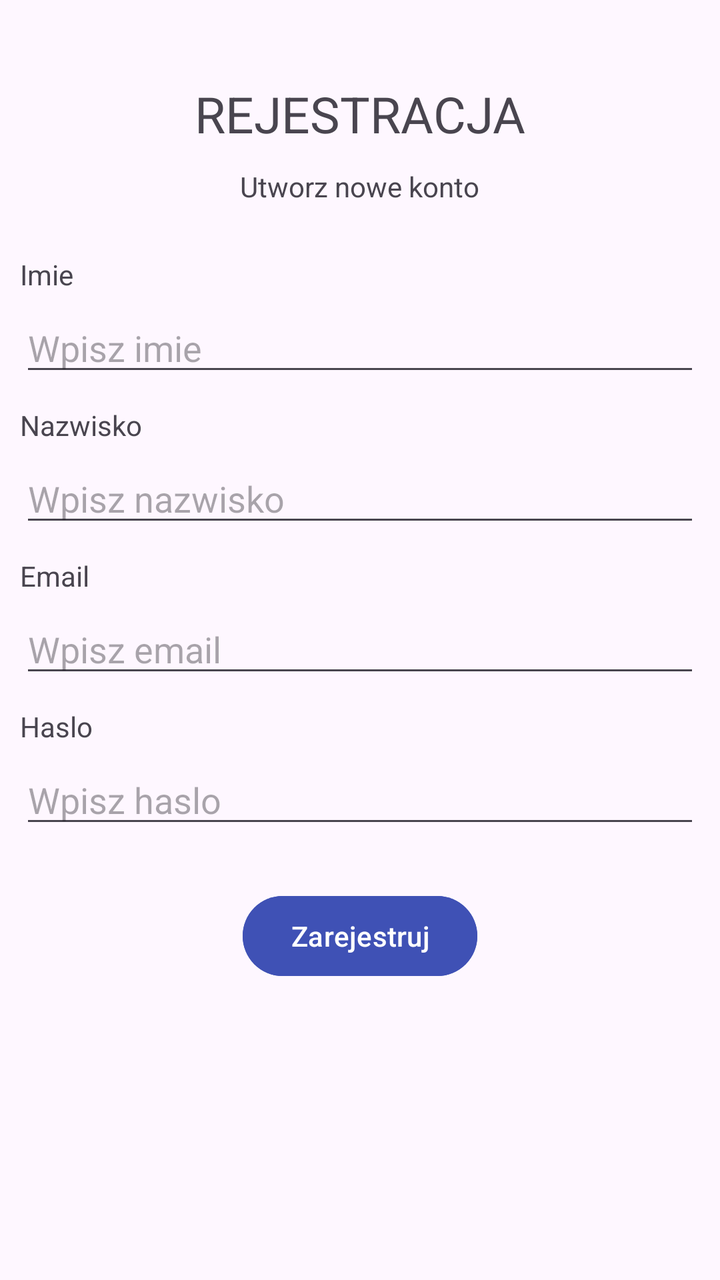
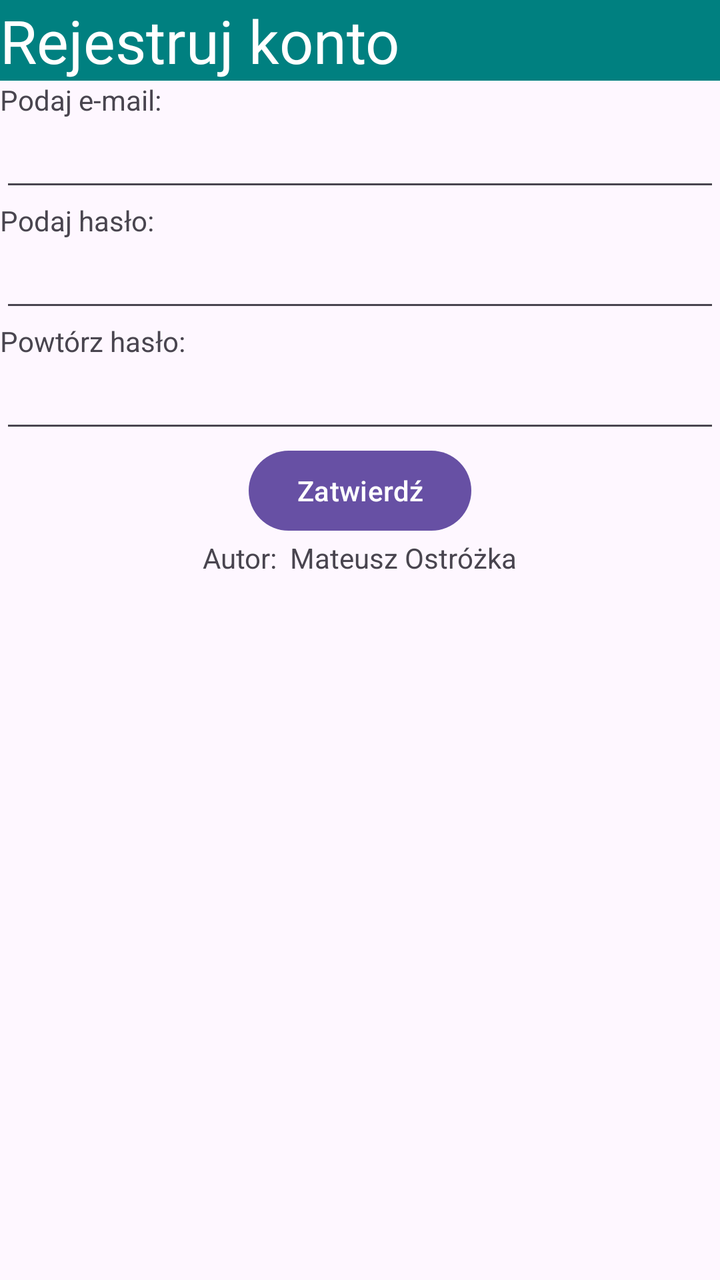

An Android layout rendered at two revisions. The XML below is the earlier revision; the diff shows what the commit changed to produce the second picture.
<!-- AndroidManifest.xml: application theme Theme.Rejestracja -->
<!-- res/layout/activity_main.xml -->
<?xml version="1.0" encoding="utf-8"?>
<LinearLayout xmlns:android="http://schemas.android.com/apk/res/android"
    xmlns:app="http://schemas.android.com/apk/res-auto"
    xmlns:tools="http://schemas.android.com/tools"
    android:id="@+id/main"
    android:layout_width="match_parent"
    android:layout_height="match_parent"
    android:orientation="vertical"
    tools:context=".MainActivity">

    <TextView
        android:id="@+id/register"
        android:layout_width="wrap_content"
        android:layout_height="wrap_content"
        android:text="@string/rejestracja"
        android:layout_gravity="center"
        android:textSize="25sp"
        android:layout_marginTop="40dp"/>

    <TextView
        android:id="@+id/createaccount"
        android:layout_width="wrap_content"
        android:layout_height="wrap_content"
        android:text="@string/utworz_nowe_konto"
        android:layout_gravity="center"
        android:layout_marginTop="10dp"/>

    <TextView
        android:id="@+id/name"
        android:layout_width="match_parent"
        android:layout_height="wrap_content"
        android:text="@string/imie"
        android:layout_marginStart="10dp"
        android:layout_marginEnd="10dp"
        android:layout_marginTop="25dp"/>

    <EditText
        android:id="@+id/editTextName"
        android:layout_width="match_parent"
        android:layout_height="wrap_content"
        android:ems="10"
        android:inputType="text"
        android:hint="@string/wpisz_imie"
        android:layout_marginStart="10dp"
        android:layout_marginEnd="10dp"
        android:layout_marginTop="5dp"/>

    <TextView
        android:id="@+id/surname"
        android:layout_width="match_parent"
        android:layout_height="wrap_content"
        android:text="@string/nazwisko"
        android:layout_marginStart="10dp"
        android:layout_marginEnd="10dp"
        android:layout_marginTop="10dp"/>

    <EditText
        android:id="@+id/editTextSurname"
        android:layout_width="match_parent"
        android:layout_height="wrap_content"
        android:ems="10"
        android:inputType="text"
        android:hint="@string/wpisz_nazwisko"
        android:layout_marginStart="10dp"
        android:layout_marginEnd="10dp"
        android:layout_marginTop="5dp"/>

    <TextView
        android:id="@+id/email"
        android:layout_width="match_parent"
        android:layout_height="wrap_content"
        android:text="@string/email"
        android:layout_marginStart="10dp"
        android:layout_marginEnd="10dp"
        android:layout_marginTop="10dp"/>

    <EditText
        android:id="@+id/editTextEmail"
        android:layout_width="match_parent"
        android:layout_height="wrap_content"
        android:ems="10"
        android:inputType="textEmailAddress"
        android:hint="@string/wpisz_email"
        android:layout_marginStart="10dp"
        android:layout_marginEnd="10dp"
        android:layout_marginTop="5dp"/>

    <TextView
        android:id="@+id/password"
        android:layout_width="match_parent"
        android:layout_height="wrap_content"
        android:text="@string/haslo"
        android:layout_marginStart="10dp"
        android:layout_marginEnd="10dp"
        android:layout_marginTop="10dp"/>

    <EditText
        android:id="@+id/editTextPassword"
        android:layout_width="match_parent"
        android:layout_height="wrap_content"
        android:ems="10"
        android:inputType="textPassword"
        android:hint="@string/wpisz_haslo"
        android:layout_marginStart="10dp"
        android:layout_marginEnd="10dp"
        android:layout_marginTop="5dp"/>

    <Button
        android:id="@+id/buttonRegister"
        android:layout_width="wrap_content"
        android:layout_height="wrap_content"
        android:text="@string/zarejestruj"
        android:layout_gravity="center"
        android:backgroundTint="#3F51B5"
        android:layout_marginStart="10dp"
        android:layout_marginEnd="10dp"
        android:layout_marginTop="25dp" />

</LinearLayout>
<!-- resources referenced by this layout -->
<resources>
  <string name="email">Email</string>
  <string name="haslo">Haslo</string>
  <string name="imie">Imie</string>
  <string name="nazwisko">Nazwisko</string>
  <string name="rejestracja">REJESTRACJA</string>
  <string name="utworz_nowe_konto">Utworz nowe konto</string>
  <string name="wpisz_email">Wpisz email</string>
  <string name="wpisz_haslo">Wpisz haslo</string>
  <string name="wpisz_imie">Wpisz imie</string>
  <string name="wpisz_nazwisko">Wpisz nazwisko</string>
  <string name="zarejestruj">Zarejestruj</string>
  <style name="Theme.Rejestracja" parent="Base.Theme.Rejestracja" />
  <style name="Base.Theme.Rejestracja" parent="Theme.Material3.DayNight.NoActionBar">
          
          
      </style>
</resources>

<!-- the commit's change to res/layout/activity_main.xml (unified diff, before → after) -->
@@ -1,119 +1,65 @@
-<?xml version="1.0" encoding="utf-8"?>
 <LinearLayout xmlns:android="http://schemas.android.com/apk/res/android"
-    xmlns:app="http://schemas.android.com/apk/res-auto"
-    xmlns:tools="http://schemas.android.com/tools"
-    android:id="@+id/main"
     android:layout_width="match_parent"
     android:layout_height="match_parent"
-    android:orientation="vertical"
-    tools:context=".MainActivity">
+    android:orientation="vertical">
 
     <TextView
-        android:id="@+id/register"
-        android:layout_width="wrap_content"
+        android:id="@+id/textView"
+        android:layout_width="match_parent"
         android:layout_height="wrap_content"
-        android:text="@string/rejestracja"
-        android:layout_gravity="center"
-        android:textSize="25sp"
-        android:layout_marginTop="40dp"/>
+        android:background="#008080"
+        android:text="Rejestruj konto"
+        android:textColor="@color/white"
+        android:textSize="30dp" />
 
     <TextView
-        android:id="@+id/createaccount"
-        android:layout_width="wrap_content"
-        android:layout_height="wrap_content"
-        android:text="@string/utworz_nowe_konto"
-        android:layout_gravity="center"
-        android:layout_marginTop="10dp"/>
-
-    <TextView
-        android:id="@+id/name"
+        android:id="@+id/textView2"
         android:layout_width="match_parent"
         android:layout_height="wrap_content"
-        android:text="@string/imie"
-        android:layout_marginStart="10dp"
-        android:layout_marginEnd="10dp"
-        android:layout_marginTop="25dp"/>
-
-    <EditText
-        android:id="@+id/editTextName"
-        android:layout_width="match_parent"
-        android:layout_height="wrap_content"
-        android:ems="10"
-        android:inputType="text"
-        android:hint="@string/wpisz_imie"
-        android:layout_marginStart="10dp"
-        android:layout_marginEnd="10dp"
-        android:layout_marginTop="5dp"/>
-
-    <TextView
-        android:id="@+id/surname"
-        android:layout_width="match_parent"
-        android:layout_height="wrap_content"
-        android:text="@string/nazwisko"
-        android:layout_marginStart="10dp"
-        android:layout_marginEnd="10dp"
-        android:layout_marginTop="10dp"/>
-
-    <EditText
-        android:id="@+id/editTextSurname"
-        android:layout_width="match_parent"
-        android:layout_height="wrap_content"
-        android:ems="10"
-        android:inputType="text"
-        android:hint="@string/wpisz_nazwisko"
-        android:layout_marginStart="10dp"
-        android:layout_marginEnd="10dp"
-        android:layout_marginTop="5dp"/>
-
-    <TextView
-        android:id="@+id/email"
-        android:layout_width="match_parent"
-        android:layout_height="wrap_content"
-        android:text="@string/email"
-        android:layout_marginStart="10dp"
-        android:layout_marginEnd="10dp"
-        android:layout_marginTop="10dp"/>
+        android:text="Podaj e-mail:" />
 
     <EditText
         android:id="@+id/editTextEmail"
         android:layout_width="match_parent"
         android:layout_height="wrap_content"
-        android:ems="10"
-        android:inputType="textEmailAddress"
-        android:hint="@string/wpisz_email"
-        android:layout_marginStart="10dp"
-        android:layout_marginEnd="10dp"
-        android:layout_marginTop="5dp"/>
+        android:inputType="textEmailAddress"/>
 
     <TextView
-        android:id="@+id/password"
+        android:id="@+id/textView3"
         android:layout_width="match_parent"
         android:layout_height="wrap_content"
-        android:text="@string/haslo"
-        android:layout_marginStart="10dp"
-        android:layout_marginEnd="10dp"
-        android:layout_marginTop="10dp"/>
+        android:text="Podaj hasło:" />
 
     <EditText
-        android:id="@+id/editTextPassword"
+        android:id="@+id/editTextPassword1"
         android:layout_width="match_parent"
         android:layout_height="wrap_content"
-        android:ems="10"
-        android:inputType="textPassword"
-        android:hint="@string/wpisz_haslo"
-        android:layout_marginStart="10dp"
-        android:layout_marginEnd="10dp"
-        android:layout_marginTop="5dp"/>
+        android:inputType="textPassword"/>
+
+    <TextView
+        android:id="@+id/textView4"
+        android:layout_width="match_parent"
+        android:layout_height="wrap_content"
+        android:text="Powtórz hasło:" />
+
+    <EditText
+        android:id="@+id/editTextPassword2"
+        android:layout_width="match_parent"
+        android:layout_height="wrap_content"
+        android:inputType="textPassword"/>
 
     <Button
-        android:id="@+id/buttonRegister"
+        android:id="@+id/buttonSubmit"
         android:layout_width="wrap_content"
         android:layout_height="wrap_content"
-        android:text="@string/zarejestruj"
-        android:layout_gravity="center"
-        android:backgroundTint="#3F51B5"
-        android:layout_marginStart="10dp"
-        android:layout_marginEnd="10dp"
-        android:layout_marginTop="25dp" />
+        android:text="Zatwierdź"
+        android:layout_gravity="center"/>
+
+    <TextView
+        android:id="@+id/textViewMessage"
+        android:layout_width="wrap_content"
+        android:layout_height="wrap_content"
+        android:text="Autor:  Mateusz Ostróżka"
+        android:layout_gravity="center"/>
 
 </LinearLayout>
<!-- resource entries referenced after the edit -->
@@ -1,16 +1,6 @@
 <!-- resources referenced by this layout -->
 <resources>
-  <string name="email">Email</string>
-  <string name="haslo">Haslo</string>
-  <string name="imie">Imie</string>
-  <string name="nazwisko">Nazwisko</string>
-  <string name="rejestracja">REJESTRACJA</string>
-  <string name="utworz_nowe_konto">Utworz nowe konto</string>
-  <string name="wpisz_email">Wpisz email</string>
-  <string name="wpisz_haslo">Wpisz haslo</string>
-  <string name="wpisz_imie">Wpisz imie</string>
-  <string name="wpisz_nazwisko">Wpisz nazwisko</string>
-  <string name="zarejestruj">Zarejestruj</string>
+  <color name="white">#FFFFFFFF</color>
   <style name="Theme.Rejestracja" parent="Base.Theme.Rejestracja" />
   <style name="Base.Theme.Rejestracja" parent="Theme.Material3.DayNight.NoActionBar">
           
